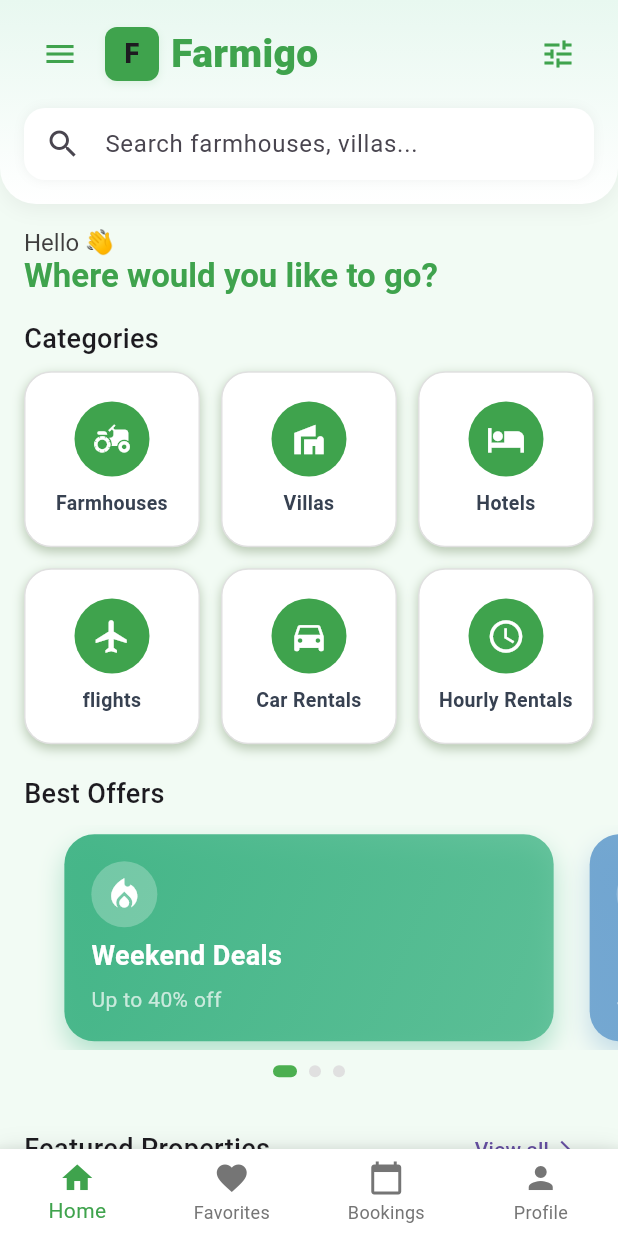
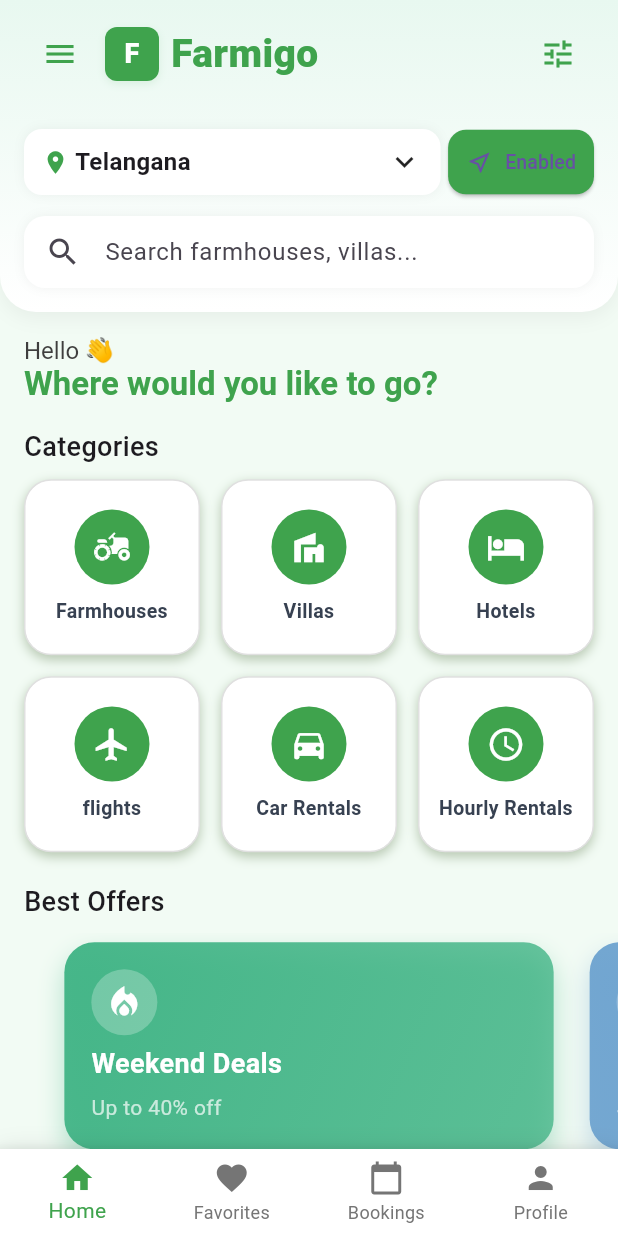
Before and after one commit to jayanth41/farmigo, a Flutter app: the HomeScreen screen opened directly, on a phone screen of 412 x 824 dp. Run offline on Flutter 3.47's test engine with Material 3 defaults, Android fonts, the phone set to English and light mode, and no system bars; our stand-ins replace cloud_firestore, firebase_auth, firebase_core, geolocator, get, shared_preferences and 1 more; accounts and stored records are empty; network calls fail.

Commit message:
merge my changes with recent  updates

```diff
--- a/lib/screens/home_screen.dart
+++ b/lib/screens/home_screen.dart
@@ -36,7 +36,7 @@
   bool _didPromptForProfile = false;
 
   // Location & Category selectors
-  final String _selectedState = 'Telangana';
+ String _selectedState = 'Telangana';
   String _selectedCategory = 'All';
 
   // Advanced filter state (shared with filters screen)
@@ -357,6 +357,7 @@
                         child: Text(
                           'F',
                           style: TextStyle(
+                            color: Colors.white,
                             fontWeight: FontWeight.w800,
                             fontSize: 18,
                           ),
@@ -409,6 +410,74 @@
                   ],
                 ),
                 const SizedBox(height: 12),
+                const SizedBox(height: 12),
+
+                // LOCATION BAR
+                Row(
+                  children: [
+                    // State selector
+                    Expanded(
+                      child: GestureDetector(
+                        onTap: () {
+                          // open state selector bottom sheet
+                          locationController.openStateSelector(context);
+                        },
+                        child: Container(
+                          padding: const EdgeInsets.symmetric(horizontal: 12, vertical: 10),
+                          decoration: BoxDecoration(
+                            color: Colors.white,
+                            borderRadius: BorderRadius.circular(12),
+                            boxShadow: const [
+                              BoxShadow(
+                                color: Color.fromRGBO(0, 0, 0, 0.05),
+                                blurRadius: 6,
+                              )
+                            ],
+                          ),
+                          child: Obx(() => Row(
+                                children: [
+                                  const Icon(Icons.location_on, size: 18, color: AppColors.primary),
+                                  const SizedBox(width: 4),
+                                  Text(
+                                    locationController.selectedState.value,
+                                    style: const TextStyle(
+                                      fontWeight: FontWeight.w600,
+                                      fontSize: 16,
+                                    ),
+                                  ),
+                                  const Spacer(),
+                                  const Icon(Icons.keyboard_arrow_down),
+                                ],
+                              )),
+                        ),
+                      ),
+                    ),
+
+                    const SizedBox(width: 5),
+
+                    // Enable location button
+                    Obx(() => ElevatedButton.icon(
+                          onPressed: () {
+                            locationController.requestLocationPermission();
+                          },
+                          style: ElevatedButton.styleFrom(
+                            backgroundColor: AppColors.primary,
+                            padding: const EdgeInsets.symmetric(horizontal: 12, vertical: 12),
+                            shape: RoundedRectangleBorder(
+                              borderRadius: BorderRadius.circular(12),
+                            ),
+                          ),
+                          icon: const Icon(Icons.near_me_outlined, size: 18),
+                          label: Text(
+                            locationController.isLocationEnabled.value ? "Enabled" : "Enable",
+                            style: const TextStyle(fontSize: 13),
+                          ),
+                        )),
+                    ],
+                  ),
+
+                const SizedBox(height: 12),
+
                 // SEARCH BAR
                 Container(
                   padding: const EdgeInsets.symmetric(horizontal: 14),
@@ -434,6 +503,7 @@
               ],
             ),
           ),
+
           // ---------- BODY ----------
           Expanded(
             child: ListView(
--- a/lib/widgets/location_bar.dart
+++ b/lib/widgets/location_bar.dart
@@ -37,7 +37,7 @@
             child: Row(
               children: const [
                 Icon(Icons.location_on, size: 16, color: AppColors.primary),
-                SizedBox(width: 6),
+                SizedBox(width: 4),
                 Text(
                   "All India",
                   style: TextStyle(
```
Also changed, not shown: lib/controllers/location_controller.dart (+27 -6 lines).
